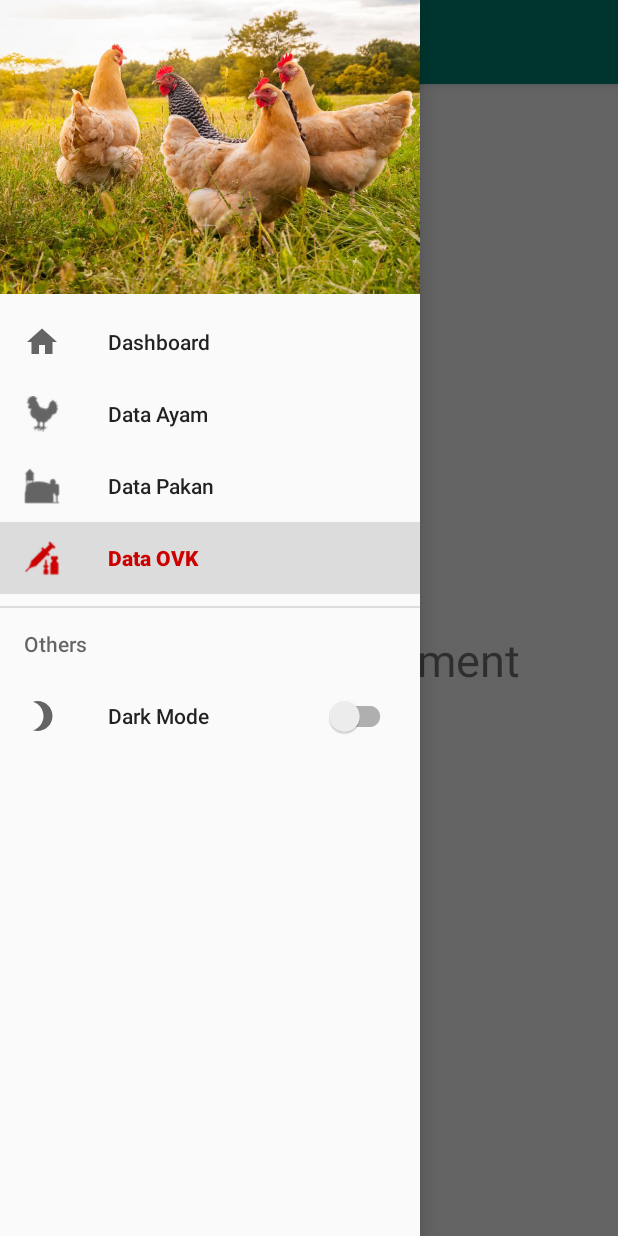
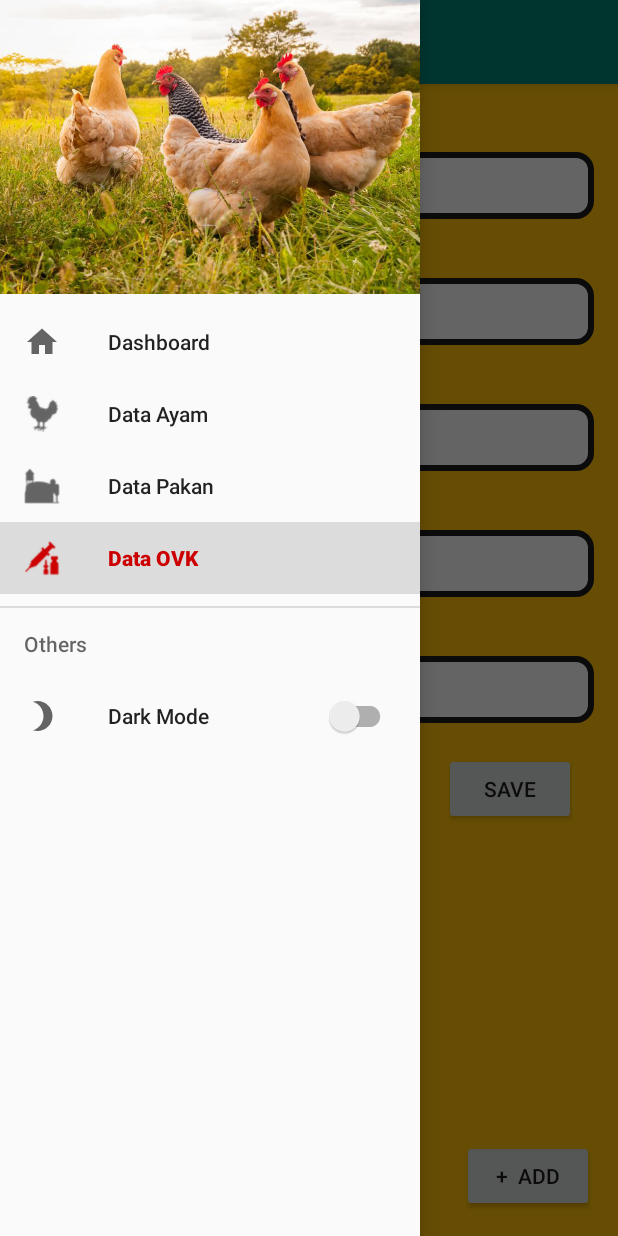
Before and after one commit to aishandavaniaa/pitik, an Android app: the screen it shows after launch (MainActivity), in the side drawer, after a tap on "Dark Mode", on a phone screen of 412 x 824 dp. Run offline under Robolectric (Android 15) with nearby library versions, the phone set to English and light mode, and no system bars.

Commit message:
data ovk

```diff
--- a/app/src/main/res/layout/fragment_notebooks_layout.xml
+++ b/app/src/main/res/layout/fragment_notebooks_layout.xml
@@ -1,13 +1,159 @@
 <?xml version="1.0" encoding="utf-8"?>
 <RelativeLayout xmlns:android="http://schemas.android.com/apk/res/android"
     android:layout_width="match_parent"
-    android:layout_height="match_parent">
+    android:layout_height="match_parent"
+    android:orientation="horizontal"
+    android:paddingBottom="16dp"
+    android:paddingLeft="16dp"
+    android:paddingRight="16dp"
+    android:paddingTop="16dp"
+    android:background="#FFC107">
+
+    <EditText
+        android:id="@+id/editText1"
+        android:layout_width="match_parent"
+        android:layout_height="wrap_content"
+        android:layout_below="@+id/textView1"
+        android:layout_alignLeft="@+id/textView1"
+        android:layout_marginTop="10dp"
+        android:background="@drawable/round3"
+        android:drawableLeft="@drawable/ic_baseline_date_range_24"
+        android:drawablePadding="5dp"
+        android:hint="dd/MM/yyyy"
+        android:inputType="number"
+        android:maxLength="10"
+        android:padding="10dp">
+
+        <requestFocus />
+    </EditText>
 
     <TextView
+        android:id="@id/textView1"
         android:layout_width="wrap_content"
         android:layout_height="wrap_content"
-        android:layout_centerInParent="true"
-        android:text="Notebooks Fragment"
-        android:textSize="30sp" />
+        android:layout_alignParentLeft="true"
+        android:layout_alignParentTop="true"
+        android:text="Tanggal OVK" />
+
+    <TextView
+        android:id="@+id/textView2"
+        android:layout_width="wrap_content"
+        android:layout_height="wrap_content"
+        android:layout_below="@+id/editText1"
+        android:layout_alignLeft="@+id/editText1"
+        android:layout_marginTop="10dp"
+        android:text="Jenis OVK" />
+
+    <EditText
+        android:id="@+id/editText2"
+        android:layout_width="match_parent"
+        android:layout_height="wrap_content"
+        android:layout_below="@id/textView2"
+        android:layout_alignLeft="@id/textView2"
+        android:layout_marginTop="10dp"
+        android:background="@drawable/round3"
+        android:inputType="text"
+        android:maxLength="20"
+        android:hint="Jenis OVK"
+        android:padding="10dp" />
+
+    <TextView
+        android:id="@+id/textView3"
+        android:layout_width="wrap_content"
+        android:layout_height="wrap_content"
+        android:layout_below="@id/editText2"
+        android:layout_alignLeft="@id/editText2"
+        android:layout_marginTop="10dp"
+        android:text="Jumlah Ayam" />
+
+    <EditText
+        android:id="@+id/editText3"
+        android:layout_width="match_parent"
+        android:layout_height="wrap_content"
+        android:layout_below="@id/textView3"
+        android:layout_alignLeft="@id/textView3"
+        android:layout_marginTop="10dp"
+        android:background="@drawable/round3"
+        android:inputType="date"
+        android:hint="Jumlah Ayam"
+        android:padding="10dp" />
+
+    <TextView
+        android:id="@+id/textView4"
+        android:layout_width="wrap_content"
+        android:layout_height="wrap_content"
+        android:layout_below="@+id/editText3"
+        android:layout_alignLeft="@+id/editText3"
+        android:layout_marginTop="10dp"
+        android:text="Next OVK" />
+
+    <EditText
+        android:id="@+id/editText4"
+        android:layout_width="match_parent"
+        android:layout_height="wrap_content"
+        android:layout_below="@id/textView4"
+        android:layout_alignLeft="@id/textView4"
+        android:layout_marginTop="10dp"
+        android:background="@drawable/round3"
+        android:drawableLeft="@drawable/ic_baseline_date_range_24"
+        android:drawablePadding="5dp"
+        android:hint="dd/MM/yyyy"
+        android:inputType="number"
+        android:maxLength="10"
+        android:padding="10dp"
+        />
+
+    <TextView
+        android:id="@+id/textView5"
+        android:layout_width="wrap_content"
+        android:layout_height="wrap_content"
+        android:layout_below="@+id/editText4"
+        android:layout_alignLeft="@+id/editText4"
+        android:layout_marginTop="10dp"
+        android:text="Biaya OVK" />
+
+    <EditText
+        android:id="@+id/editText5"
+        android:layout_width="match_parent"
+        android:layout_height="wrap_content"
+        android:layout_below="@id/textView5"
+        android:layout_alignLeft="@id/textView5"
+        android:layout_marginTop="10dp"
+        android:background="@drawable/round3"
+        android:inputType="date"
+        android:hint="Biaya OVK"
+        android:padding="10dp" />
+
+    <Button
+        android:id="@+id/button"
+        android:layout_width="wrap_content"
+        android:layout_height="wrap_content"
+        android:layout_marginTop="430dp"
+        android:text="CANCEL" />
+
+    <Button
+        android:id="@+id/button2"
+        android:layout_width="wrap_content"
+        android:layout_height="wrap_content"
+        android:layout_marginLeft="140dp"
+        android:layout_marginTop="430dp"
+        android:text="DELETE"
+        />
+
+    <Button
+        android:id="@+id/button3"
+        android:layout_width="wrap_content"
+        android:layout_height="wrap_content"
+        android:layout_marginLeft="280dp"
+        android:layout_marginTop="430dp"
+        android:text="SAVE"
+        />
+
+    <Button
+        android:layout_width="wrap_content"
+        android:layout_height="wrap_content"
+        android:layout_alignParentRight="true"
+        android:layout_alignParentBottom="true"
+        android:text="+  add" />
 
 </RelativeLayout>
--- a/app/src/main/res/layout/fragment_profile_layout.xml
+++ b/app/src/main/res/layout/fragment_profile_layout.xml
@@ -1,6 +1,7 @@
 <?xml version="1.0" encoding="utf-8"?>
 <FrameLayout xmlns:android="http://schemas.android.com/apk/res/android"
-    android:layout_width="match_parent" android:layout_height="match_parent"
+    android:layout_width="match_parent"
+    android:layout_height="match_parent"
     xmlns:tools="http://schemas.android.com/tools"
     android:orientation="horizontal"
     android:paddingBottom="16dp"
```
Also changed, not shown: app/src/main/java/com/example/user/navigationdrawersample/ProfileFragment.java (+20 -1 lines).
